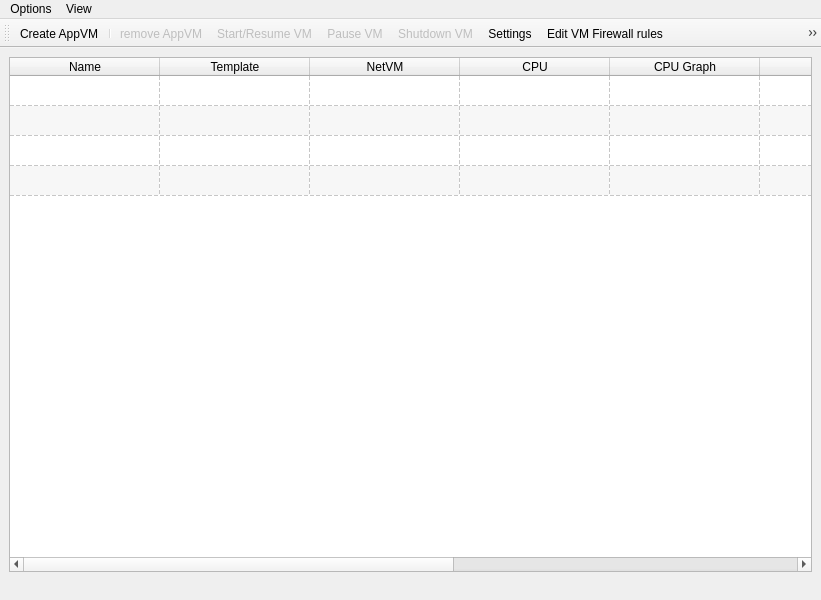
Old version of the form mainwindow.ui in the repository QubesOS/qubes-manager.
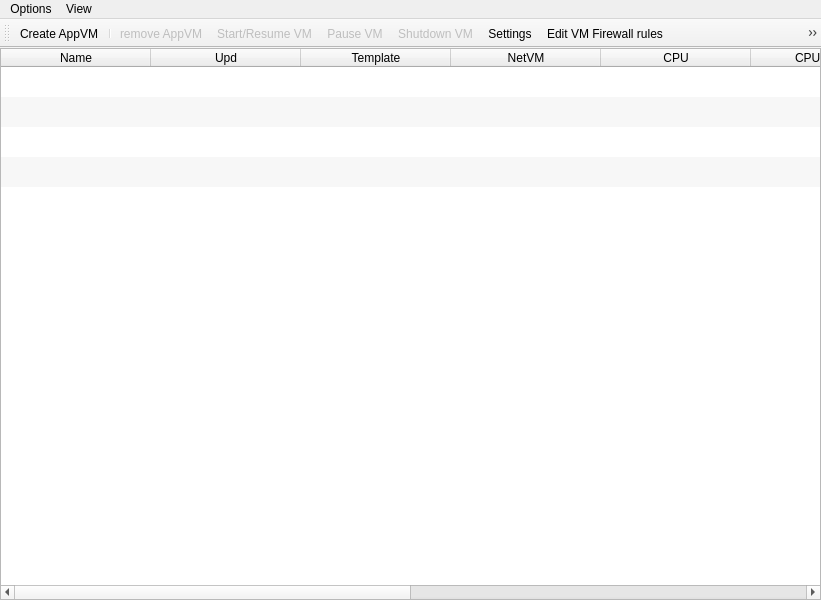
New version of the form. Icons and pictures are not drawn.

What changed in the file:
```diff
--- a/mainwindow.ui
+++ b/mainwindow.ui
@@ -42,6 +42,12 @@
     <locale language="English" country="UnitedStates"/>
    </property>
    <layout class="QGridLayout" name="gridLayout">
+    <property name="margin">
+     <number>0</number>
+    </property>
+    <property name="spacing">
+     <number>0</number>
+    </property>
     <item row="0" column="0">
      <widget class="QTableWidget" name="table">
       <property name="sizePolicy">
@@ -87,10 +93,10 @@
        <enum>QAbstractItemView::SelectRows</enum>
       </property>
       <property name="showGrid">
-       <bool>true</bool>
+       <bool>false</bool>
       </property>
       <property name="gridStyle">
-       <enum>Qt::DashLine</enum>
+       <enum>Qt::NoPen</enum>
       </property>
       <property name="sortingEnabled">
        <bool>true</bool>
@@ -128,6 +134,17 @@
        <property name="text">
         <string>Name</string>
        </property>
+       <property name="toolTip">
+        <string>VM name</string>
+       </property>
+      </column>
+      <column>
+       <property name="text">
+        <string>Upd</string>
+       </property>
+       <property name="toolTip">
+        <string>Update info</string>
+       </property>
       </column>
       <column>
        <property name="text">
@@ -212,17 +229,6 @@
    <addaction name="menuOptions"/>
    <addaction name="menuView"/>
   </widget>
-  <widget class="QStatusBar" name="statusbar">
-   <property name="sizePolicy">
-    <sizepolicy hsizetype="Preferred" vsizetype="Fixed">
-     <horstretch>0</horstretch>
-     <verstretch>0</verstretch>
-    </sizepolicy>
-   </property>
-   <property name="sizeGripEnabled">
-    <bool>false</bool>
-   </property>
-  </widget>
   <widget class="QToolBar" name="toolBar">
    <property name="windowTitle">
     <string>toolBar</string>
```
Left out of the diff: 28 changed lines with no effect on the pictures.
